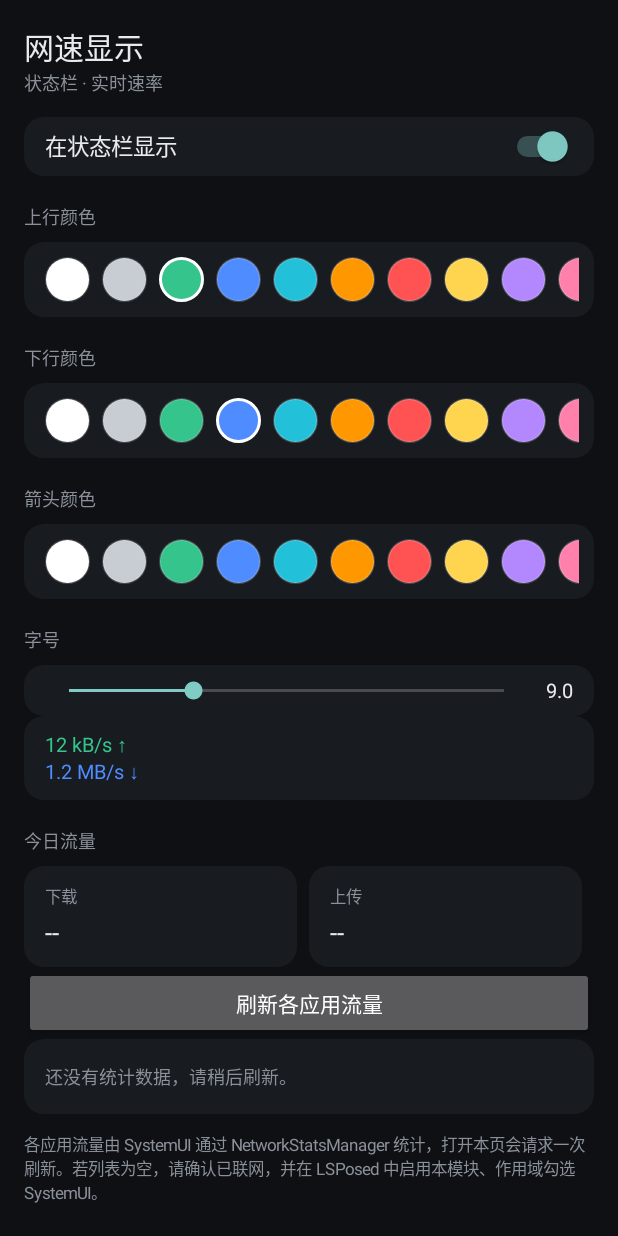
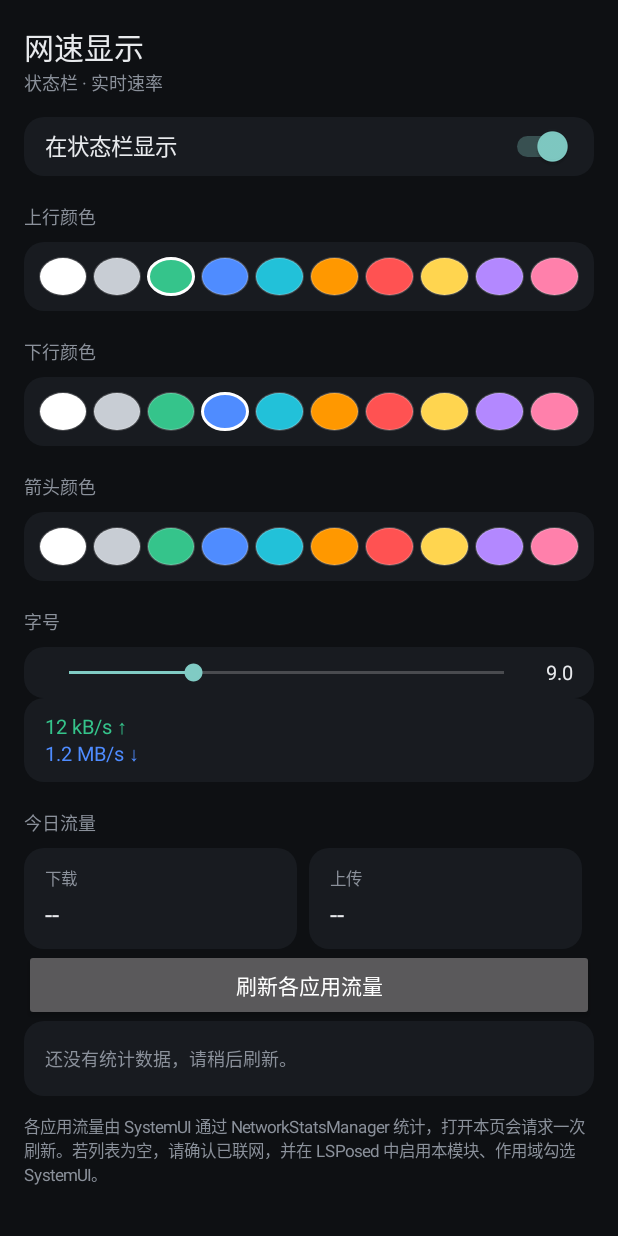
Before and after one commit to baipinaaa/SunelanQ968_FAT, an Android app: the screen it shows after launch (MainActivity), on a phone screen of 412 x 824 dp. Run offline under Robolectric (Android 15) with nearby library versions, the phone set to English and light mode, and no system bars.

Commit message:
fix(ui): make palette swatches fit narrow screens

```diff
--- a/netspeed/app/src/main/java/com/sunelan/netspeed/MainActivity.java
+++ b/netspeed/app/src/main/java/com/sunelan/netspeed/MainActivity.java
@@ -183,12 +183,12 @@ public class MainActivity extends Activity {
     private View colorRow(String key, int selected) {
         LinearLayout row = new LinearLayout(this);
         row.setOrientation(LinearLayout.HORIZONTAL);
-        row.setPadding(dp(10), dp(10), dp(10), dp(10));
+        row.setPadding(dp(8), dp(10), dp(8), dp(10));
         row.setBackground(cardBackground());
         for (int color : ThemeConfig.PALETTE) {
             View swatch = new View(this);
-            LinearLayout.LayoutParams params = new LinearLayout.LayoutParams(dp(30), dp(30));
-            params.setMargins(dp(4), 0, dp(4), 0);
+            LinearLayout.LayoutParams params = new LinearLayout.LayoutParams(0, dp(26), 1f);
+            params.setMargins(dp(2), 0, dp(2), 0);
             swatch.setLayoutParams(params);
             swatch.setBackground(dot(color, color == selected));
             swatch.setOnClickListener(v -> {
```
